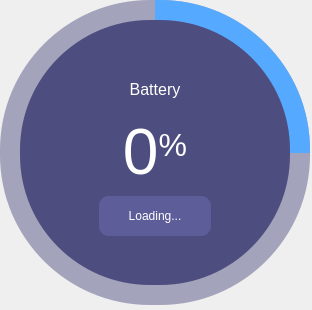
Qt form apps/designTestingOnHpV2/batteryfullwidget.ui (GiovanniRaseraF/santoka_qt) before a commit.
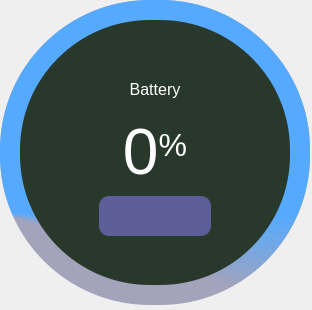
The same form after that commit.

Commit message: design: testing design

```diff
--- a/apps/designTestingOnHpV2/batteryfullwidget.ui
+++ b/apps/designTestingOnHpV2/batteryfullwidget.ui
@@ -52,7 +52,7 @@
      <widget class="QFrame" name="frmProgressBar">
       <property name="styleSheet">
        <string notr="true">border-radius: 150px;
-background-color: qconicalgradient(cx:0.5, cy:0.5, angle:90, stop:0.749 rgba(255, 0, 127, 0), stop:0.75 rgba(85, 170, 255, 255));</string>
+background-color: qconicalgradient(cx:0, cy:0.7, angle:90, stop:0.700 rgba(255, 0, 127, 0), stop:0.75 rgba(85, 170, 255, 255));</string>
       </property>
       <property name="frameShape">
        <enum>QFrame::NoFrame</enum>
@@ -77,7 +77,8 @@
         <widget class="QFrame" name="frmContainer">
          <property name="styleSheet">
           <string notr="true">border-radius:130px;
-background-color: rgba(77, 77, 127, 255);
+
+background-color: rgb(40, 57, 43);
 color: #ffffff</string>
          </property>
          <property name="frameShape">
@@ -143,7 +144,7 @@
 margin-right: 30px;</string>
                </property>
                <property name="text">
-                <string>Loading...</string>
+                <string/>
                </property>
                <property name="alignment">
                 <set>Qt::AlignCenter</set>
```
The commit also changes 3 other files.
